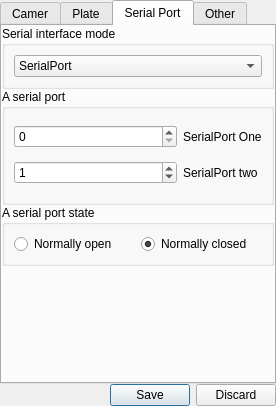
Before: the Qt Designer form MainUI/channelsettingwidget.ui in 519984307/Container_20191221, drawn with Qt 5.
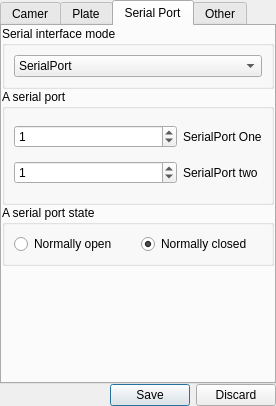
After: the same form once the commit is applied. The open tabs and pages were chosen to show the change.

What changed in the file:
```diff
--- a/MainUI/channelsettingwidget.ui
+++ b/MainUI/channelsettingwidget.ui
@@ -376,13 +376,6 @@
                 </property>
                </widget>
               </item>
-              <item row="0" column="0">
-               <widget class="QSpinBox" name="SerialPortOne">
-                <property name="maximum">
-                 <number>199</number>
-                </property>
-               </widget>
-              </item>
              </layout>
             </widget>
            </item>
```
